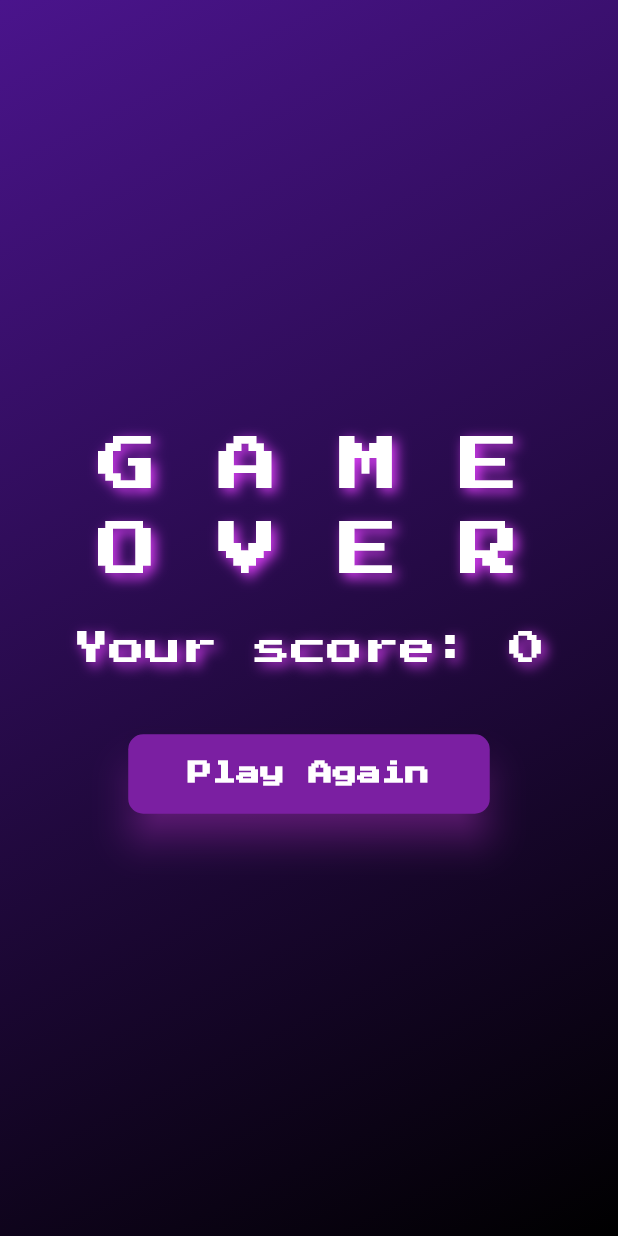
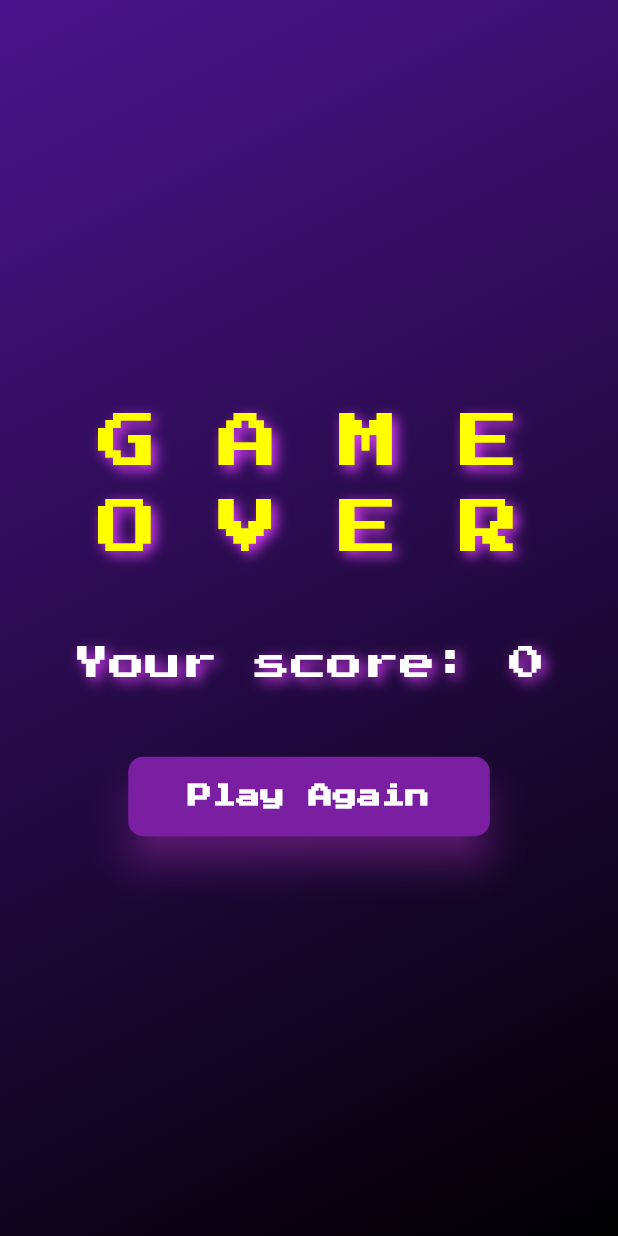
Before and after one commit to gianlucaromeo/first_flame_game, a Flutter app: the ResultScreen screen opened directly with empty values, on a phone screen of 412 x 824 dp. Run offline on Flutter 3.47's test engine with Material 3 defaults, Android fonts, the phone set to English and light mode, and no system bars; our stand-ins replace get, google_fonts; missing offline and left inert: flame, flame_forge2d.

```diff
--- a/lib/screens/result_screen.dart
+++ b/lib/screens/result_screen.dart
@@ -31,7 +31,7 @@ class ResultScreen extends StatelessWidget {
                 style: GoogleFonts.pressStart2p(
                   textStyle: TextStyle(
                     fontSize: 40,
-                    color: Colors.white,
+                    color: Colors.yellowAccent,
                     shadows: [
                       Shadow(
                         blurRadius: 10.0,
@@ -42,7 +42,7 @@ class ResultScreen extends StatelessWidget {
                   ),
                 ),
               ),
-              const SizedBox(height: 20),
+              const SizedBox(height: 45),
               Text(
                 'Your score: $score',
                 style: GoogleFonts.pressStart2p(
@@ -59,7 +59,7 @@ class ResultScreen extends StatelessWidget {
                   ),
                 ),
               ),
-              const SizedBox(height: 40),
+              const SizedBox(height: 45),
               ElevatedButton(
                 onPressed: () {
                   Get.back();
```
Also changed, not shown: lib/components/player.dart (+9 -9 lines), lib/screens/game_screen.dart (+0 -13 lines).
